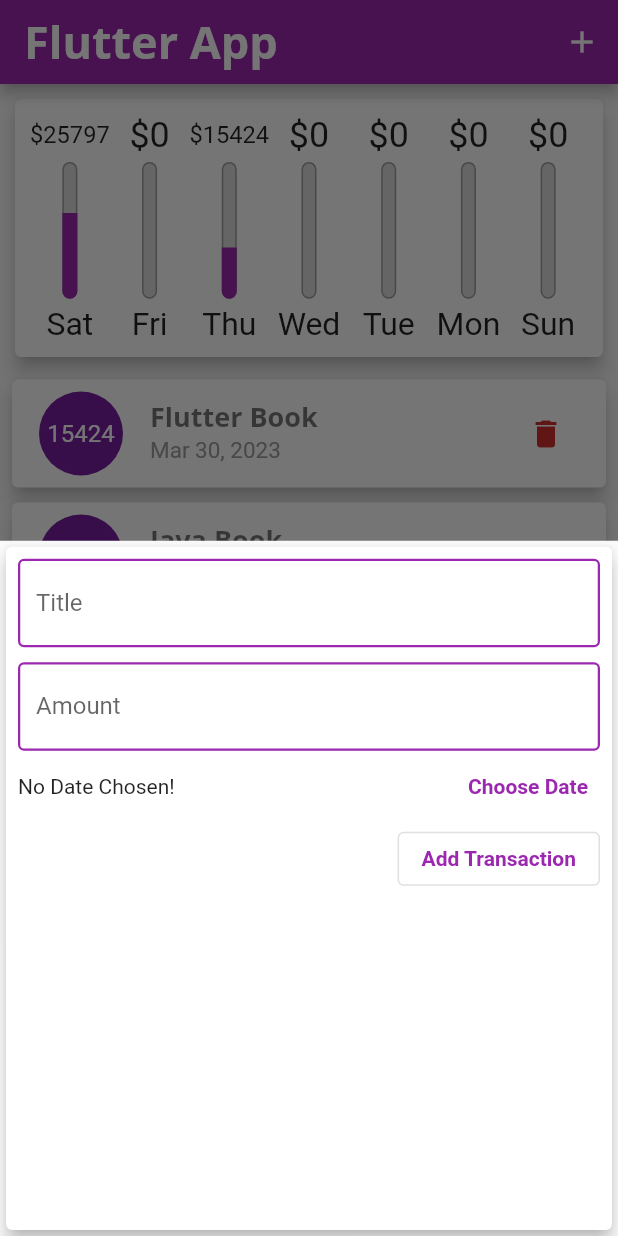
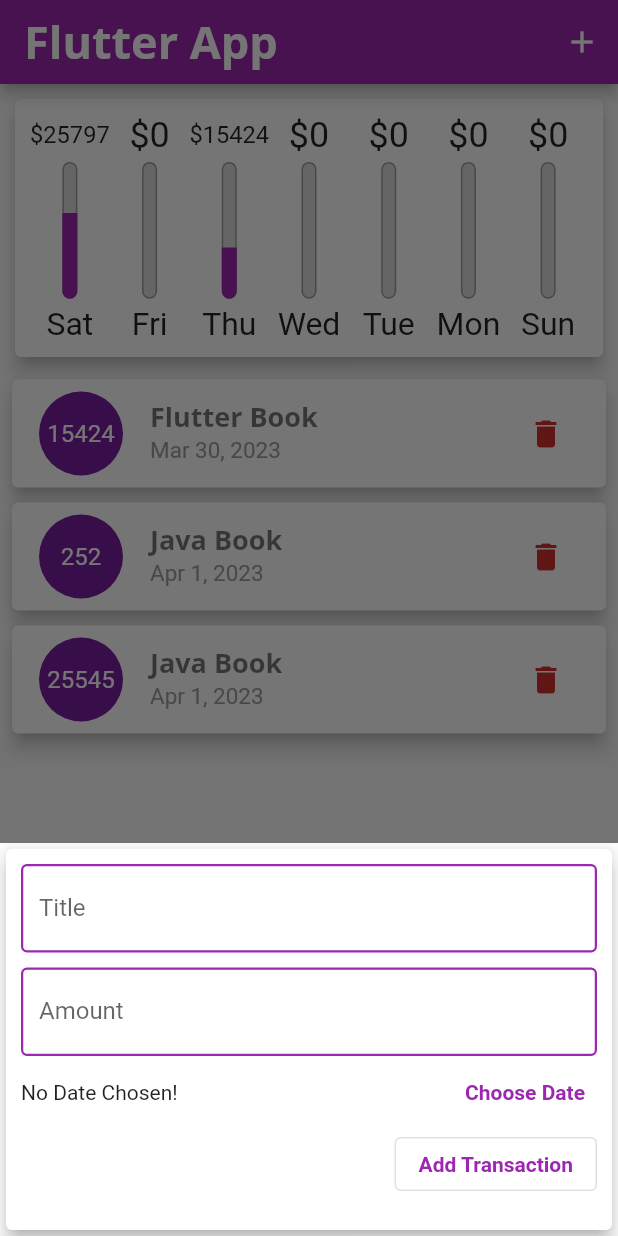
Before and after one commit to pd28CSE/flutter_personal_expenses, a Flutter app: the screen it shows after launch, after a tap on the "delete" icon, after a tap on the "add" icon, on a phone screen of 412 x 824 dp. Run offline on Flutter 3.47's test engine with Material 2 defaults, Android fonts, the phone set to English and light mode, and no system bars.

Commit message:
add responsive UI

```diff
--- a/lib/main.dart
+++ b/lib/main.dart
@@ -1,4 +1,5 @@
 import 'package:flutter/material.dart';
+import 'package:flutter/services.dart';
 
 import '../models/transactions.dart';
 import './widgets/transaction_list.dart';
@@ -6,6 +7,11 @@ import './widgets/new_transaction.dart';
 import './widgets/chart.dart';
 
 void main() {
+  // WidgetsFlutterBinding.ensureInitialized();
+  // SystemChrome.setPreferredOrientations([
+  //   DeviceOrientation.portraitUp,
+  //   DeviceOrientation.portraitDown,
+  // ]);
   runApp(const MyApp());
 }
 
@@ -68,6 +74,7 @@ class MyHomePage extends StatefulWidget {
 }
 
 class _MyHomePageState extends State<MyHomePage> {
+  bool _isChartVisible = true;
   List<Transaction> get _recentTransactions {
     return _userTransactions.where((element) {
       return element.dateTime.isAfter(
@@ -128,7 +135,7 @@ class _MyHomePageState extends State<MyHomePage> {
       builder: (bcntxt) {
         return GestureDetector(
           onTap: () {
-            Navigator.of(context).pop();
+            // Navigator.of(context).pop();
           },
           behavior: HitTestBehavior.opaque,
           child: NewTransaction(
@@ -146,6 +153,8 @@ class _MyHomePageState extends State<MyHomePage> {
 
   @override
   Widget build(BuildContext context) {
+    final bool isLandscape =
+        MediaQuery.of(context).orientation == Orientation.landscape;
     final appBar = AppBar(
       title: Text(
         widget.title,
@@ -158,11 +167,37 @@ class _MyHomePageState extends State<MyHomePage> {
         )
       ],
     );
+
+    final transactionList = SizedBox(
+      height: (MediaQuery.of(context).size.height -
+              MediaQuery.of(context).padding.top -
+              appBar.preferredSize.height) *
+          0.75,
+      child: TransactionList(
+        transactions: _userTransactions,
+        deleteTranslationOnPressed: _deleteTranslation,
+      ),
+    );
     return Scaffold(
       appBar: appBar,
       body: SingleChildScrollView(
         child: Column(
           children: <Widget>[
+            if (isLandscape == true)
+              Row(
+                mainAxisAlignment: MainAxisAlignment.center,
+                children: <Widget>[
+                  Text(_isChartVisible == true ? 'Hide Chart' : 'Show Chart'),
+                  Switch(
+                      value: _isChartVisible,
+                      onChanged: (value) {
+                        setState(() {
+                          _isChartVisible = value;
+                        });
+                      }),
+                ],
+              ),
+            if (isLandscape == false)
               SizedBox(
                 height: (MediaQuery.of(context).size.height -
                         MediaQuery.of(context).padding.top -
@@ -172,16 +207,19 @@ class _MyHomePageState extends State<MyHomePage> {
                   recentTransactions: _recentTransactions,
                 ),
               ),
-            SizedBox(
+            if (isLandscape == false) transactionList,
+            if (isLandscape == true)
+              _isChartVisible == true
+                  ? SizedBox(
                       height: (MediaQuery.of(context).size.height -
                               MediaQuery.of(context).padding.top -
                               appBar.preferredSize.height) *
-                  0.75,
-              child: TransactionList(
-                transactions: _userTransactions,
-                deleteTranslationOnPressed: _deleteTranslation,
+                          0.6,
+                      child: Chart(
+                        recentTransactions: _recentTransactions,
                       ),
                     )
+                  : transactionList
           ],
         ),
       ),
--- a/lib/widgets/new_transaction.dart
+++ b/lib/widgets/new_transaction.dart
@@ -47,10 +47,16 @@ class _NewTransactionState extends State<NewTransaction> {
 
   @override
   Widget build(BuildContext context) {
-    return Card(
+    return SingleChildScrollView(
+      child: Card(
         elevation: 5,
         child: Padding(
-        padding: const EdgeInsets.all(8.0),
+          padding: EdgeInsets.only(
+            left: 10,
+            right: 10,
+            top: 10,
+            bottom: MediaQuery.of(context).viewInsets.bottom + 20,
+          ),
           child: Column(
             crossAxisAlignment: CrossAxisAlignment.end,
             children: <Widget>[
@@ -107,6 +113,7 @@ class _NewTransactionState extends State<NewTransaction> {
             ],
           ),
         ),
+      ),
     );
   }
 }
--- a/lib/widgets/transaction_list.dart
+++ b/lib/widgets/transaction_list.dart
@@ -16,7 +16,8 @@ class TransactionList extends StatelessWidget {
   @override
   Widget build(BuildContext context) {
     return transactions.isEmpty == true
-        ? Column(
+        ? LayoutBuilder(builder: (cntxt, constraints) {
+            return Column(
               children: <Widget>[
                 Text(
                   'No Transaction added yet!',
@@ -26,14 +27,15 @@ class TransactionList extends StatelessWidget {
                   height: 20,
                 ),
                 SizedBox(
-                height: 200,
+                  height: constraints.maxHeight * 0.6,
                   child: Image.asset(
                     'assets/images/waiting.png',
                     fit: BoxFit.cover,
                   ),
                 ),
               ],
-          )
+            );
+          })
         : ListView.builder(
             itemCount: transactions.length,
             itemBuilder: (cntxt, index) => Card(
@@ -65,7 +67,23 @@ class TransactionList extends StatelessWidget {
                     color: Colors.grey,
                   ),
                 ),
-                trailing: IconButton(
+                trailing: MediaQuery.of(context).size.width > 560
+                    ? TextButton.icon(
+                        onPressed: () {
+                          deleteTranslationOnPressed(transactions[index].id);
+                        },
+                        icon: Icon(
+                          Icons.delete,
+                          color: Theme.of(context).errorColor,
+                        ),
+                        label: Text(
+                          'Delete',
+                          style: TextStyle(
+                            color: Theme.of(context).errorColor,
+                          ),
+                        ),
+                      )
+                    : IconButton(
                         onPressed: () {
                           deleteTranslationOnPressed(transactions[index].id);
                         },
@@ -139,3 +157,6 @@ class TransactionList extends StatelessWidget {
 //     );
 //   }
 // }
+
+
+// 129 Num...
```
Lines whose indentation alone changed are shown as unchanged.
